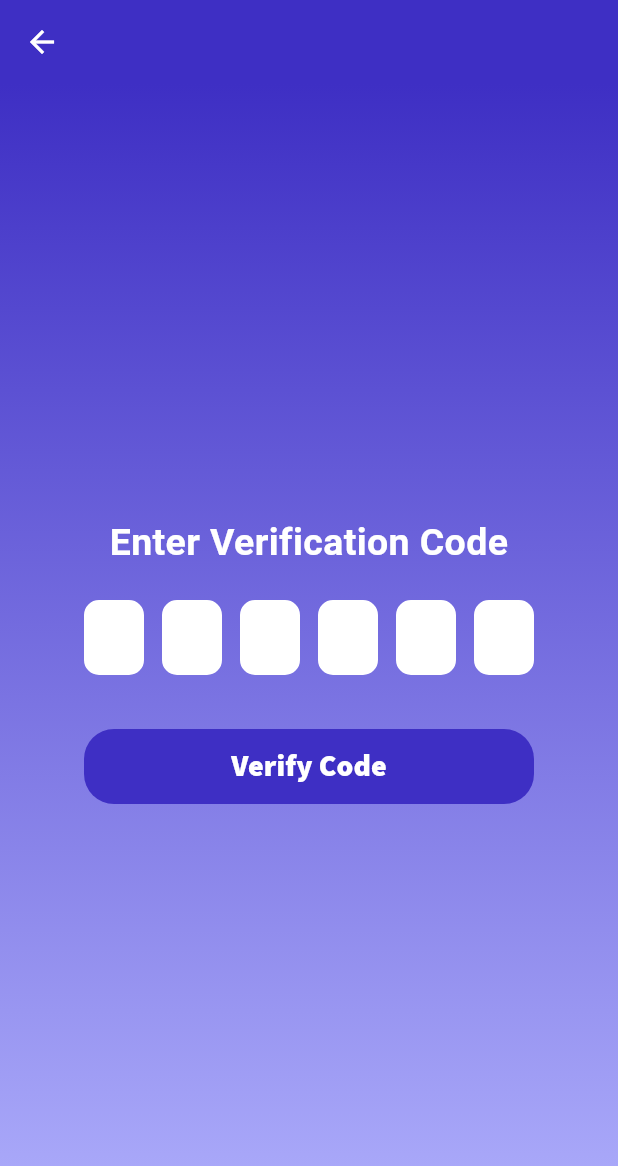
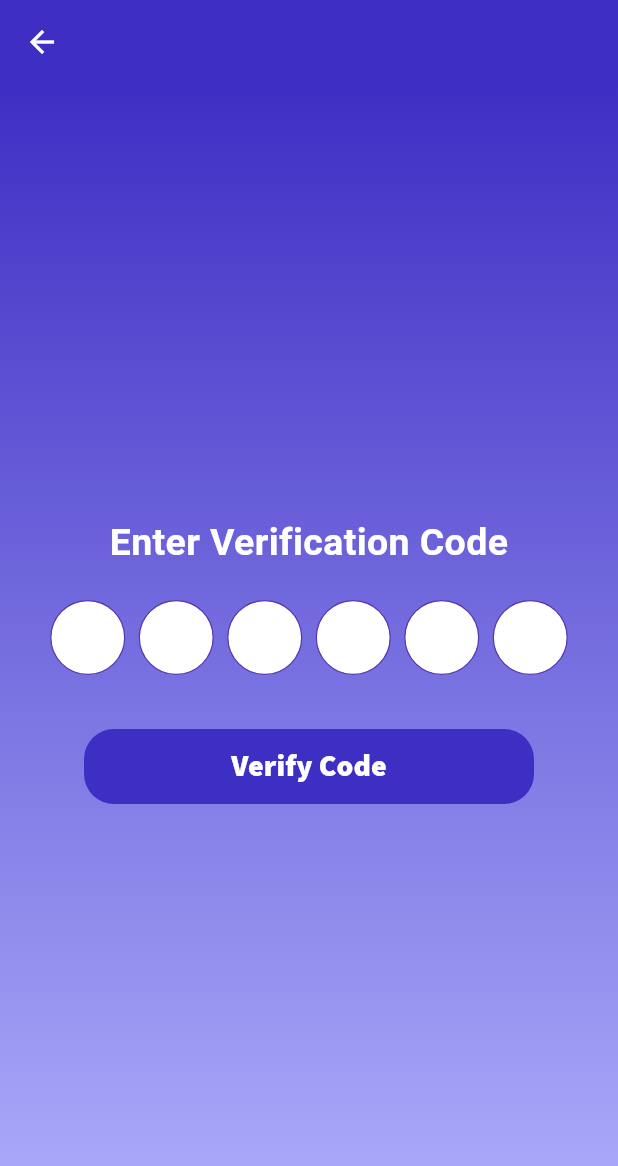
Before and after one commit to Mohamed-Amara/CoinWaFront-KMA-Q125, a Flutter app: the VerificationCodePage screen opened directly with empty values, on a phone screen of 412 x 824 dp. Shown: the top 1166 px of the screen. Run offline on Flutter 3.47's test engine with Material 3 defaults, Android fonts, the light colour scheme and no system bars; drawn by our look-alikes of pin_code_fields; our stand-ins replace animated_text_kit, confetti, dotted_border, flutter_secure_storage, jwt_decoder, path_drawing and 2 more; accounts and stored records are empty; network calls fail; Roboto replaces fonts that are missing (SourceSans); project files that could hold a hidden picture were left out.

Commit message:
nice looking verification

```diff
--- a/lib/Login-Logout/verification_code_page.dart
+++ b/lib/Login-Logout/verification_code_page.dart
@@ -112,9 +112,8 @@ class _VerificationCodePageState extends State<VerificationCodePage> {
                 ),
                 const SizedBox(height: 20),
 
-                // OTP Input Bubbles
                 SizedBox(
-                  width: 300,
+                  width: 350,
                   child: PinCodeTextField(
                     appContext: context,
                     length: 6,
@@ -122,15 +121,15 @@ class _VerificationCodePageState extends State<VerificationCodePage> {
                     animationType: AnimationType.fade,
                     cursorColor: Colors.black,
                     pinTheme: PinTheme(
-                      shape: PinCodeFieldShape.box,
-                      borderRadius: BorderRadius.circular(10),
+                      shape: PinCodeFieldShape.circle,
                       fieldHeight: 50,
-                      fieldWidth: 40,
-                      inactiveColor: Colors.white,
-                      activeColor: Colors.white,
-                      selectedColor: Colors.blueAccent,
-                      inactiveFillColor: Colors.white,
-                      activeFillColor: Colors.white,
+                      fieldWidth: 55, // Keep spacing
+                      borderWidth: 0.8, // Make it thinner
+                      inactiveColor: Color.fromARGB(255, 85, 54, 175), // Lighter gray for a softer look
+                      activeColor: Color.fromARGB(255, 85, 54, 175),
+                      selectedColor: Color.fromARGB(255, 85, 54, 175),
+                      inactiveFillColor: Colors.white, // Slightly transparent white
+                      activeFillColor:Colors.white,
                       selectedFillColor: Colors.white,
                     ),
                     animationDuration: const Duration(milliseconds: 300),
@@ -140,6 +139,9 @@ class _VerificationCodePageState extends State<VerificationCodePage> {
                     keyboardType: TextInputType.number,
                   ),
                 ),
+
+
+
 
                 const SizedBox(height: 20),
 
```
